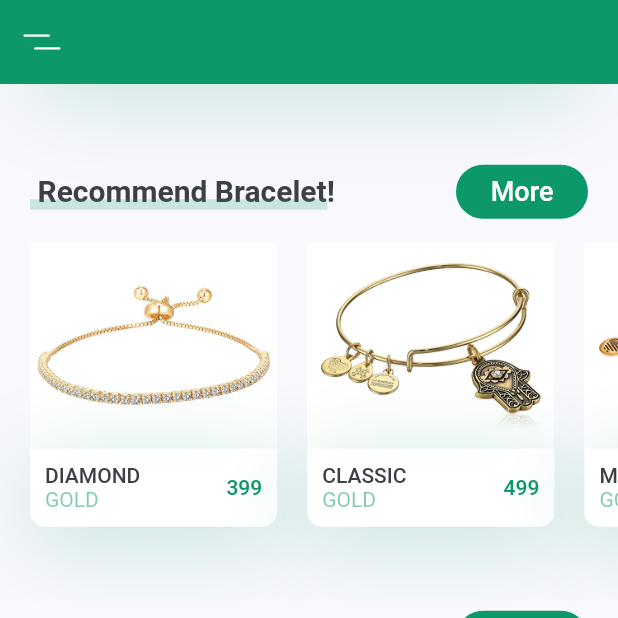
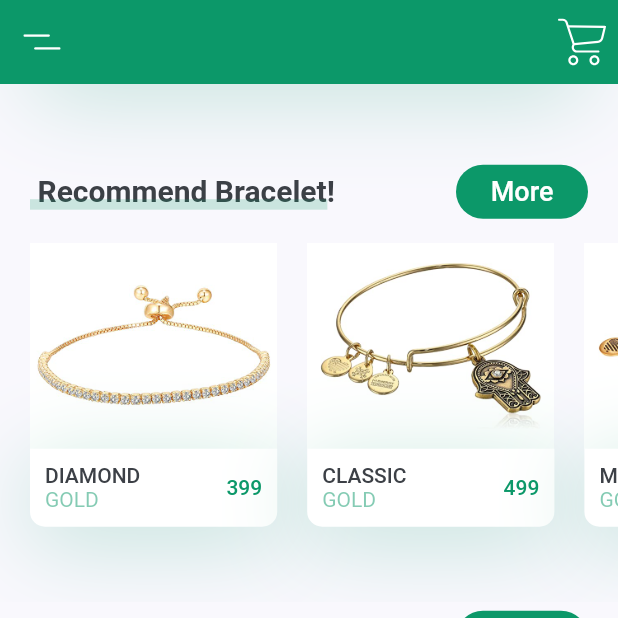
Before and after one commit to kh-nipaphorn/PrincipleProject, a Flutter app: the screen it shows after launch, scrolled down 167 dp, on a phone screen of 412 x 824 dp, the top half of it. Run offline on Flutter 3.47's test engine with Material 2 defaults, Android fonts, the phone set to English and light mode, and no system bars; our stand-ins replace flutter_svg; project files that could hold a hidden picture were left out.

Commit message:
add cart button

```diff
--- a/lib/home_screen.dart
+++ b/lib/home_screen.dart
@@ -18,6 +18,10 @@ class Homescreen extends StatelessWidget {
         icon: SvgPicture.asset("assets/icons/menu.svg"),
         onPressed: () {},
       ),
+      actions: [IconButton(
+        icon: SvgPicture.asset("assets/icons/shopping-cart.svg",color: Colors.white,height: 70,),
+        onPressed: () {},
+      )],
     );
   }
 }
```
Also changed, not shown: assets/icons/shopping-cart.svg (added).
